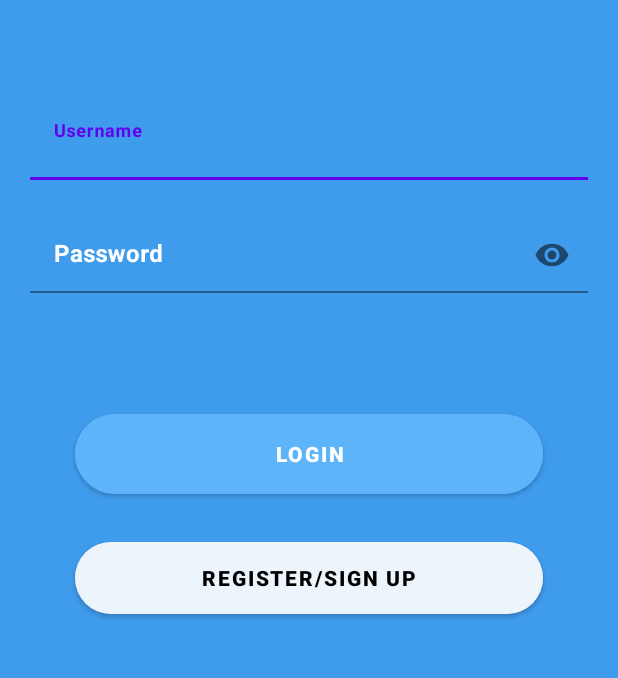
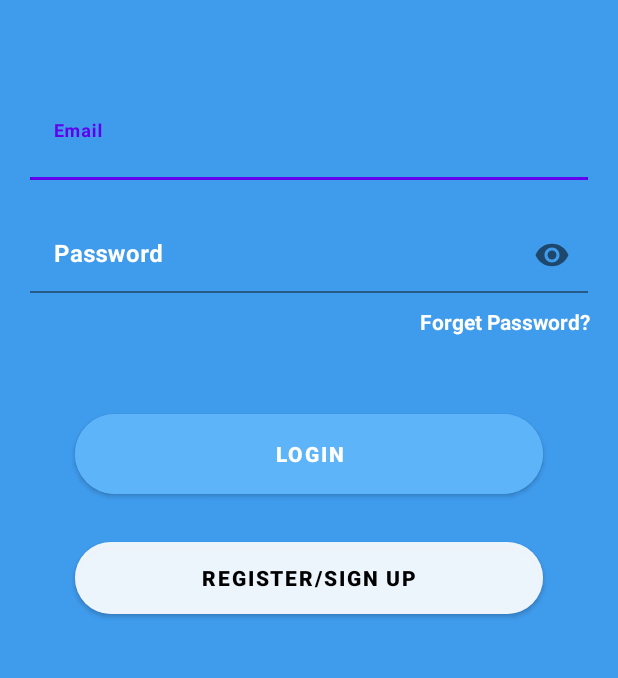
Before and after one commit to Karma8o1/Stcon, an Android app: the screen it shows after launch (Log_sign), on a phone screen of 412 x 824 dp, the part 240-918 px from its top. Run offline under Robolectric (Android 15) with nearby library versions, the phone set to English and light mode, and no system bars; our stand-ins replace Firebase (no records; nobody signed in at launch, a user with empty details on screens opened directly); Roboto replaces fonts that are not available here.

Commit message:
Student Consultant

```diff
--- a/app/src/main/res/layout/activity_log_sign.xml
+++ b/app/src/main/res/layout/activity_log_sign.xml
@@ -34,7 +34,7 @@
             android:layout_marginTop="70sp"
             android:layout_marginStart="20sp"
             android:layout_marginEnd="20sp"
-            android:hint="Username"
+            android:hint="Email"
             android:paddingLeft="10sp"
             android:textColorHint="@color/white"
             android:textStyle="bold"
@@ -70,6 +70,17 @@
             android:background="#009F8585"
             />
     </com.google.android.material.textfield.TextInputLayout>
+    <TextView
+        android:layout_width="match_parent"
+        android:layout_height="wrap_content"
+        android:text="Forget Password?"
+        android:layout_below="@id/pass"
+        android:layout_marginStart="280sp"
+        android:layout_marginTop="-15sp"
+        android:textColor="@color/white"
+        android:textStyle="bold"
+        android:id="@+id/forget"
+        />
     <Button
         android:layout_width="match_parent"
         android:layout_height="65sp"
```
